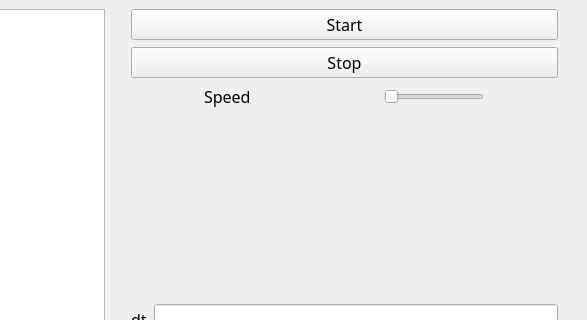
Qt form RoombaSim/RoombaSim/roombasim.ui (VvWijhe/Cleanify) before a commit; both pictures show x 371 to 958 and y 0 to 320 of the 958 by 486 pixel window.
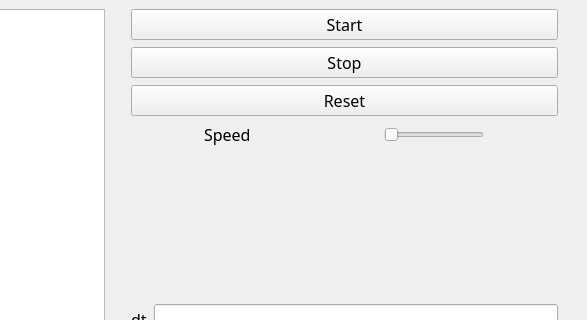
The same form after that commit.

Commit message: roombasim ready for usage

Diff of the .ui file:
```diff
--- a/RoombaSim/RoombaSim/roombasim.ui
+++ b/RoombaSim/RoombaSim/roombasim.ui
@@ -81,6 +81,13 @@
           </property>
          </widget>
         </item>
+        <item>
+         <widget class="QPushButton" name="resetButton">
+          <property name="text">
+           <string>Reset</string>
+          </property>
+         </widget>
+        </item>
         <item>
          <layout class="QHBoxLayout" name="horizontalLayout_3">
           <property name="spacing">
@@ -111,7 +118,7 @@
              </size>
             </property>
             <property name="minimum">
-             <number>33</number>
+             <number>30</number>
             </property>
             <property name="maximum">
              <number>900</number>
@@ -119,6 +126,9 @@
             <property name="singleStep">
              <number>90</number>
             </property>
+            <property name="value">
+             <number>30</number>
+            </property>
             <property name="orientation">
              <enum>Qt::Horizontal</enum>
             </property>
```
The commit also changes 7 other files.
